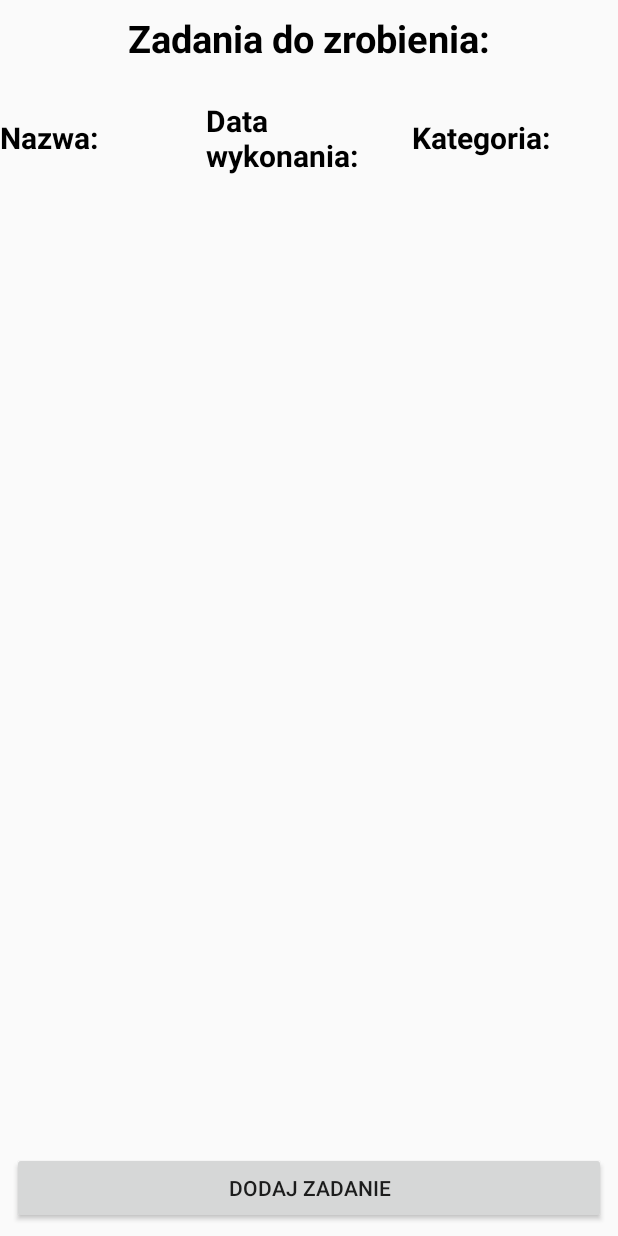
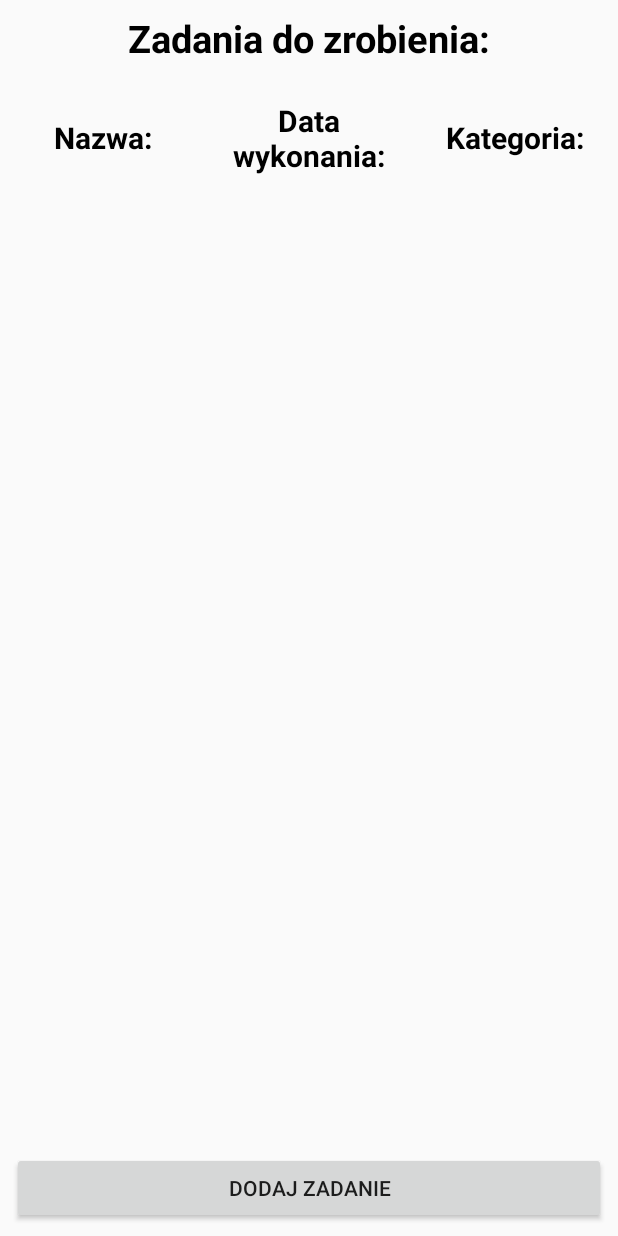
Before and after one commit to Rafi6677/ToDo-App---Android, an Android app: the layout activity_task_list.xml on its own in the app's theme, with its tools: preview values and no code run, on a phone screen of 412 x 824 dp. Run offline under Robolectric (Android 15) with nearby library versions, the phone set to English and light mode, and no system bars.

```diff
--- a/app/src/main/res/layout/activity_task_list.xml
+++ b/app/src/main/res/layout/activity_task_list.xml
@@ -9,9 +9,9 @@
 >
     <TextView
             android:text="@string/task_list_title"
-            android:layout_width="wrap_content"
+            android:layout_width="0dp"
             android:layout_height="wrap_content"
-            android:id="@+id/textView"
+            android:id="@+id/taskListTitle_TextView"
             app:layout_constraintStart_toStartOf="parent"
             android:layout_marginLeft="8dp"
             android:layout_marginStart="8dp"
@@ -22,7 +22,8 @@
             android:layout_marginRight="8dp"
             android:textSize="25sp"
             android:textStyle="bold"
-            android:textColor="@android:color/black"/>
+            android:textColor="@android:color/black"
+            android:gravity="center"/>
     <Button
             android:text="@string/task_list_add_button"
             android:layout_width="0dp"
@@ -55,7 +56,7 @@
             android:id="@+id/linearLayout2" app:layout_constraintStart_toStartOf="parent"
             app:layout_constraintEnd_toEndOf="parent"
             android:layout_marginTop="24dp"
-            app:layout_constraintTop_toBottomOf="@+id/textView">
+            app:layout_constraintTop_toBottomOf="@+id/taskListTitle_TextView">
 
         <TextView
                 android:text="@string/new_task_name"
@@ -63,7 +64,7 @@
                 android:layout_height="match_parent"
                 android:id="@+id/taskName_TextViewRowTitle"
                 android:layout_weight="1"
-                android:gravity="center_vertical"
+                android:gravity="center"
                 android:textStyle="bold"
                 android:textSize="20sp"
                 android:textColor="@android:color/black"/>
@@ -73,6 +74,7 @@
                 android:layout_height="wrap_content"
                 android:id="@+id/taskDate_TextViewRowTitle"
                 android:layout_weight="1"
+                android:gravity="center"
                 android:textStyle="bold"
                 android:textSize="20sp"
                 android:textColor="@android:color/black"/>
@@ -82,7 +84,7 @@
                 android:layout_height="match_parent"
                 android:id="@+id/taskCategory_TextViewRowTitle"
                 android:layout_weight="1"
-                android:gravity="center_vertical"
+                android:gravity="center"
                 android:textStyle="bold"
                 android:textSize="20sp"
                 android:textColor="@android:color/black"/>
--- a/app/src/main/res/layout/task_list_row.xml
+++ b/app/src/main/res/layout/task_list_row.xml
@@ -14,6 +14,7 @@
             android:layout_height="wrap_content"
             android:id="@+id/taskName_TextViewRow"
             android:layout_weight="1"
+            android:gravity="center"
             android:textSize="18sp"
             android:paddingLeft="2dp"
             android:paddingRight="4dp"/>
@@ -23,7 +24,7 @@
             android:layout_height="match_parent"
             android:id="@+id/taskDate_TextViewRow"
             android:layout_weight="1"
-            android:gravity="center_vertical"
+            android:gravity="center"
             android:textSize="18sp"
             android:paddingLeft="2dp"/>
     <TextView
@@ -32,7 +33,7 @@
             android:layout_height="match_parent"
             android:id="@+id/taskCategory_TextViewRow"
             android:layout_weight="1"
-            android:gravity="center_vertical"
+            android:gravity="center"
             android:textSize="18sp"
             android:paddingLeft="2dp"/>
 
--- a/app/src/main/res/values/strings.xml
+++ b/app/src/main/res/values/strings.xml
@@ -1,6 +1,7 @@
 <resources>
     <string name="app_name">ToDo App</string>
     <string name="task_list_title">Zadania do zrobienia:</string>
+    <string name="empty_task_list_title">Zadania do zrobienia:\n\nBrak zadań</string>
     <string name="task_list_add_button">Dodaj zadanie</string>
     <string name="new_task_cancel_button">Anuluj</string>
 
```
